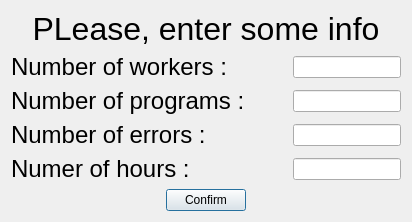
Before: the Qt Designer form input_data.ui in Dunkeshon/exam_oop_2019, drawn with Qt 5.
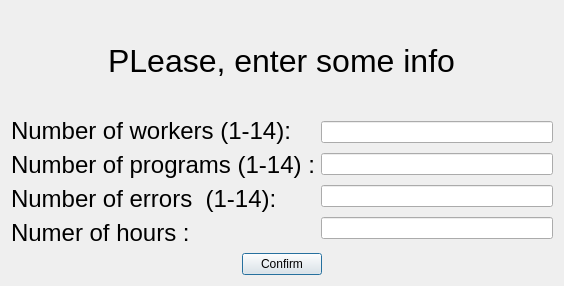
After: the same form once the commit is applied.

Commit message: added database of names

```diff
--- a/input_data.ui
+++ b/input_data.ui
@@ -6,15 +6,28 @@
    <rect>
     <x>0</x>
     <y>0</y>
-    <width>412</width>
-    <height>217</height>
+    <width>564</width>
+    <height>286</height>
    </rect>
   </property>
   <property name="windowTitle">
    <string>Dialog</string>
   </property>
-  <layout class="QGridLayout" name="gridLayout">
+  <layout class="QGridLayout" name="gridLayout_2">
    <item row="0" column="0">
+    <spacer name="horizontalSpacer_3">
+     <property name="orientation">
+      <enum>Qt::Horizontal</enum>
+     </property>
+     <property name="sizeHint" stdset="0">
+      <size>
+       <width>135</width>
+       <height>20</height>
+      </size>
+     </property>
+    </spacer>
+   </item>
+   <item row="0" column="1">
     <widget class="QLabel" name="label_5">
      <property name="font">
       <font>
@@ -32,10 +45,23 @@
      </property>
     </widget>
    </item>
-   <item row="1" column="0">
-    <layout class="QVBoxLayout" name="verticalLayout">
-     <item>
-      <layout class="QHBoxLayout" name="horizontalLayout">
+   <item row="0" column="2">
+    <spacer name="horizontalSpacer_4">
+     <property name="orientation">
+      <enum>Qt::Horizontal</enum>
+     </property>
+     <property name="sizeHint" stdset="0">
+      <size>
+       <width>135</width>
+       <height>20</height>
+      </size>
+     </property>
+    </spacer>
+   </item>
+   <item row="1" column="0" colspan="3">
+    <layout class="QGridLayout" name="gridLayout">
+     <item row="0" column="0">
+      <layout class="QVBoxLayout" name="verticalLayout_2">
        <item>
         <widget class="QLabel" name="label">
          <property name="font">
@@ -44,30 +70,10 @@
           </font>
          </property>
          <property name="text">
-          <string>Number of workers :</string>
+          <string>Number of workers (1-14):</string>
          </property>
         </widget>
        </item>
-       <item>
-        <spacer name="horizontalSpacer_6">
-         <property name="orientation">
-          <enum>Qt::Horizontal</enum>
-         </property>
-         <property name="sizeHint" stdset="0">
-          <size>
-           <width>40</width>
-           <height>20</height>
-          </size>
-         </property>
-        </spacer>
-       </item>
-       <item>
-        <widget class="QLineEdit" name="workers_edit"/>
-       </item>
-      </layout>
-     </item>
-     <item>
-      <layout class="QHBoxLayout" name="horizontalLayout_2">
        <item>
         <widget class="QLabel" name="label_2">
          <property name="font">
@@ -76,30 +82,10 @@
           </font>
          </property>
          <property name="text">
-          <string>Number of programs :</string>
+          <string>Number of programs (1-14) :</string>
          </property>
         </widget>
        </item>
-       <item>
-        <spacer name="horizontalSpacer_5">
-         <property name="orientation">
-          <enum>Qt::Horizontal</enum>
-         </property>
-         <property name="sizeHint" stdset="0">
-          <size>
-           <width>40</width>
-           <height>20</height>
-          </size>
-         </property>
-        </spacer>
-       </item>
-       <item>
-        <widget class="QLineEdit" name="programs_edit"/>
-       </item>
-      </layout>
-     </item>
-     <item>
-      <layout class="QHBoxLayout" name="horizontalLayout_3">
        <item>
         <widget class="QLabel" name="label_3">
          <property name="font">
@@ -108,30 +94,10 @@
           </font>
          </property>
          <property name="text">
-          <string>Number of errors :</string>
+          <string>Number of errors  (1-14):</string>
          </property>
         </widget>
        </item>
-       <item>
-        <spacer name="horizontalSpacer_3">
-         <property name="orientation">
-          <enum>Qt::Horizontal</enum>
-         </property>
-         <property name="sizeHint" stdset="0">
-          <size>
-           <width>40</width>
-           <height>20</height>
-          </size>
-         </property>
-        </spacer>
-       </item>
-       <item>
-        <widget class="QLineEdit" name="errors_edit"/>
-       </item>
-      </layout>
-     </item>
-     <item>
-      <layout class="QHBoxLayout" name="horizontalLayout_4">
        <item>
         <widget class="QLabel" name="label_4">
          <property name="font">
@@ -144,18 +110,18 @@
          </property>
         </widget>
        </item>
+      </layout>
+     </item>
+     <item row="0" column="1">
+      <layout class="QVBoxLayout" name="verticalLayout">
        <item>
-        <spacer name="horizontalSpacer_4">
-         <property name="orientation">
-          <enum>Qt::Horizontal</enum>
-         </property>
-         <property name="sizeHint" stdset="0">
-          <size>
-           <width>40</width>
-           <height>20</height>
-          </size>
-         </property>
-        </spacer>
+        <widget class="QLineEdit" name="workers_edit"/>
+       </item>
+       <item>
+        <widget class="QLineEdit" name="programs_edit"/>
+       </item>
+       <item>
+        <widget class="QLineEdit" name="errors_edit"/>
        </item>
        <item>
         <widget class="QLineEdit" name="hours_edit"/>
@@ -164,7 +130,7 @@
      </item>
     </layout>
    </item>
-   <item row="2" column="0">
+   <item row="2" column="0" colspan="3">
     <layout class="QHBoxLayout" name="horizontalLayout_5">
      <item>
       <spacer name="horizontalSpacer">
```
The commit also changes 1 other file.
